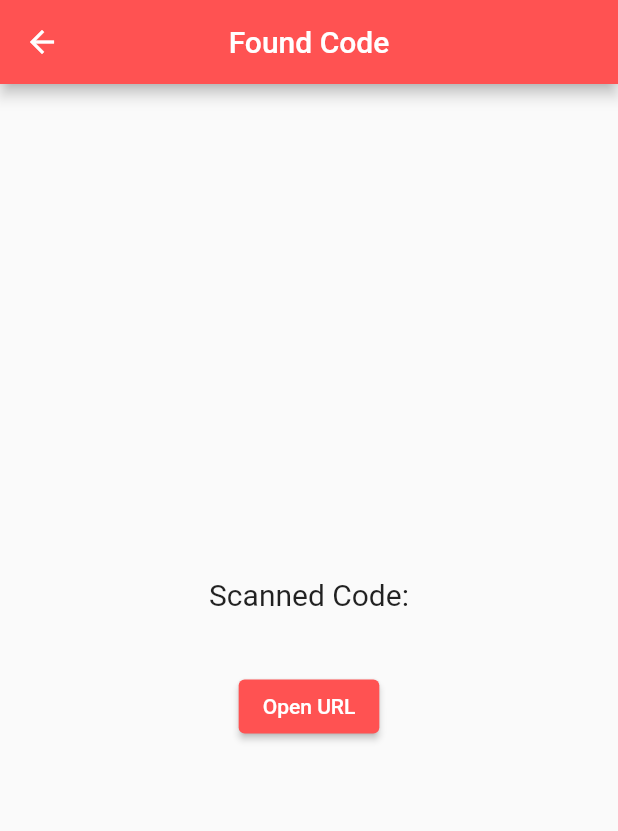
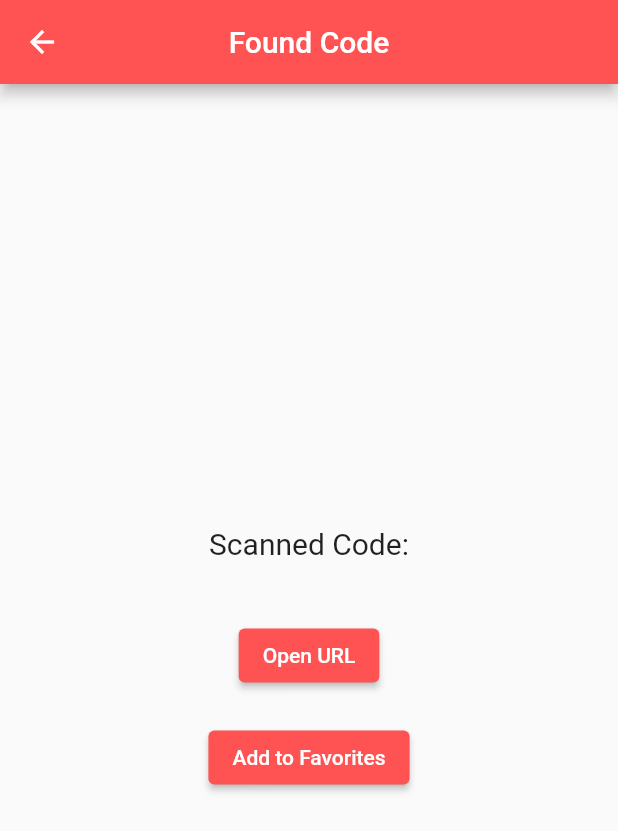
Before and after one commit to Asterlc/mobile_sq_scanner, a Flutter app: the FoundCodeScreen screen opened directly with empty values, after a tap on "Open URL", on a phone screen of 412 x 824 dp. Shown: the top 831 px of the screen. Run offline on Flutter 3.47's test engine with Material 2 defaults, Android fonts, the phone set to English and light mode, and no system bars; missing offline and left inert: mobile_scanner.

```diff
--- a/lib/main.dart
+++ b/lib/main.dart
@@ -1,11 +1,14 @@
 import 'package:flutter/material.dart';
 import 'package:mobile_scanner/mobile_scanner.dart';
-import 'package:url_launcher/url_launcher.dart';
 import 'package:url_launcher/url_launcher_string.dart';
+
+import 'favoriteScreen.dart';
 
 void main() {
   runApp(const MyApp());
 }
+
+List<FavoriteUrl> favoriteUrls = [];
 
 class MyApp extends StatelessWidget {
   static const customSwatch = MaterialColor(
@@ -56,6 +59,22 @@ class _MyHomePageState extends State<MyHomePage> {
       appBar: AppBar(
         title: const Text("Mobile Scanner"),
         actions: [
+          IconButton(
+            color: Colors.white,
+            icon: const Icon(Icons.favorite),
+            iconSize: 32.0,
+            onPressed: () {
+              favoriteUrls;
+              Navigator.push(
+                context,
+                MaterialPageRoute(
+                  builder: (context) => FavoritesScreen(
+                    favoriteUrls: favoriteUrls,
+                  ),
+                ),
+              );
+            },
+          ),
           IconButton(
             color: Colors.white,
             icon: ValueListenableBuilder(
@@ -133,26 +152,34 @@ class FoundCodeScreen extends StatefulWidget {
 }
 
 class _FoundCodeScreenState extends State<FoundCodeScreen> {
+  bool isFavorite = false;
+
   void openURLInBrowser(String url) async {
-    if (await canLaunch(url)) {
-      await launch(url);
+    if (await canLaunchUrlString(url)) {
+      await launchUrlString(url);
     } else {
       throw 'Could not launch $url';
     }
+  }
+
+  void addToFavorites(String url) {
+    setState(() {
+      favoriteUrls.add(FavoriteUrl(alias: Uri.parse(url).host, url: url));
+    });
   }
 
   @override
   Widget build(BuildContext context) {
     return Scaffold(
       appBar: AppBar(
-        title: Text("Found Code"),
+        title: const Text("Found Code"),
         centerTitle: true,
         leading: IconButton(
           onPressed: () {
             widget.screenClosed();
             Navigator.pop(context);
           },
-          icon: Icon(
+          icon: const Icon(
             Icons.arrow_back_outlined,
           ),
         ),
@@ -163,18 +190,18 @@ class _FoundCodeScreenState extends State<FoundCodeScreen> {
           child: Column(
             mainAxisSize: MainAxisSize.min,
             children: [
-              Text(
+              const Text(
                 "Scanned Code:",
                 style: TextStyle(
                   fontSize: 20,
                 ),
               ),
-              SizedBox(
+              const SizedBox(
                 height: 20,
               ),
               Text(
                 widget.value,
-                style: TextStyle(
+                style: const TextStyle(
                   fontSize: 16,
                 ),
               ),
@@ -182,7 +209,20 @@ class _FoundCodeScreenState extends State<FoundCodeScreen> {
                 onPressed: () {
                   openURLInBrowser(widget.value);
                 },
-                child: Text('Open URL'),
+                child: const Text('Open URL'),
+              ),
+              const SizedBox(height: 20),
+              ElevatedButton(
+                onPressed: () {
+                  addToFavorites(widget.value);
+
+                  setState(() {
+                    isFavorite = !isFavorite;
+                  });
+                },
+                child: Text(
+                  isFavorite ? 'Remove from Favorites' : 'Add to Favorites',
+                ),
               ),
             ],
           ),
```
Also changed, not shown: lib/favoriteScreen.dart (added, +114 -0 lines).
